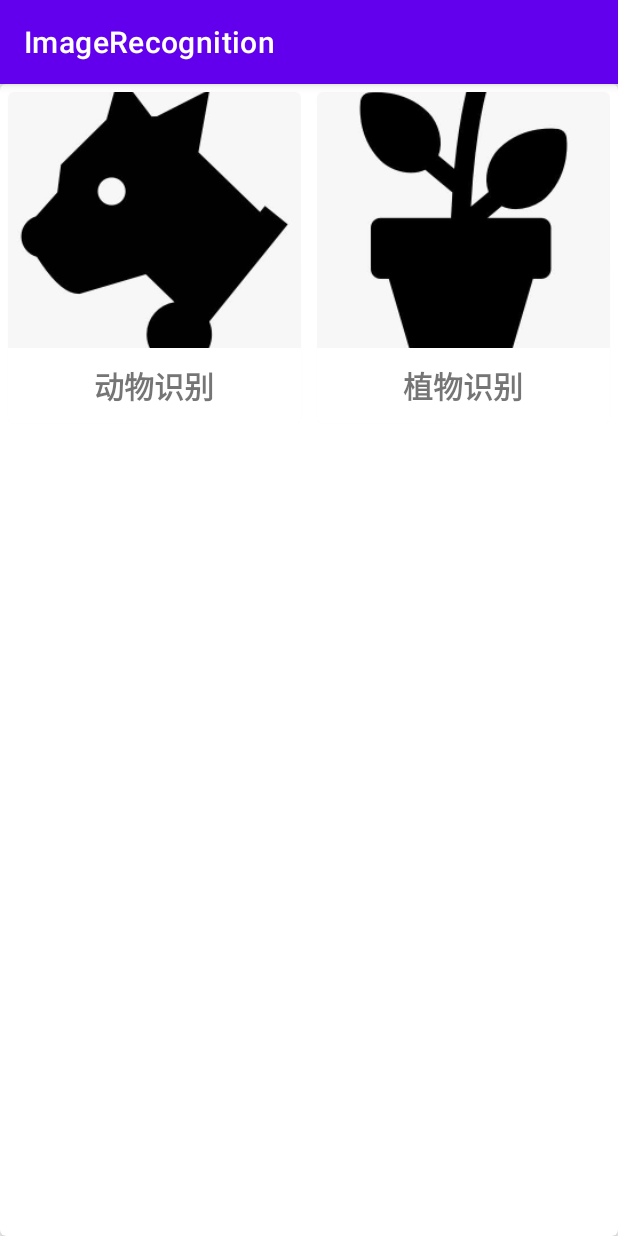
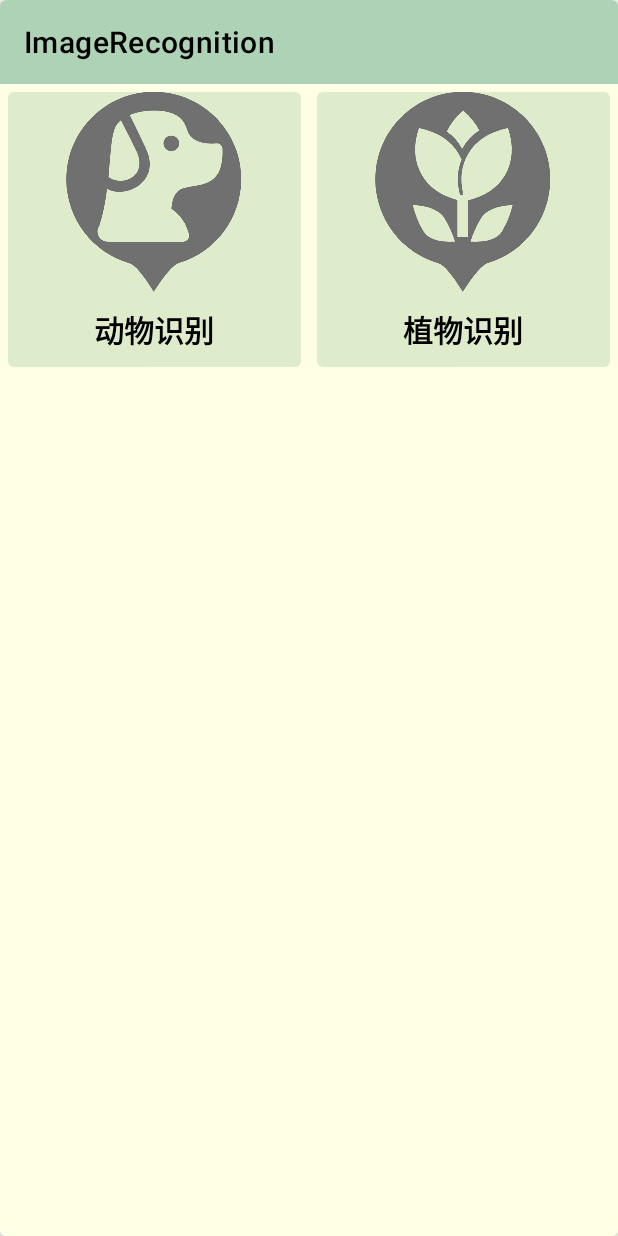
Before and after one commit to Cro-vo/ImageRecognition, an Android app: the screen it shows after launch (MainActivity), on a phone screen of 412 x 824 dp. Run offline under Robolectric (Android 15) with nearby library versions, the phone set to English and light mode, and no system bars.

Commit message:
theme color

```diff
--- a/app/src/main/AndroidManifest.xml
+++ b/app/src/main/AndroidManifest.xml
@@ -41,6 +41,7 @@
 
         <activity
             android:name=".ui.detail.DetailActivity"
+            android:theme="@style/DetailActivity"
             android:exported="false" />
         <activity
             android:name=".ui.choice.ChoiceActivity"
--- a/app/src/main/java/com/example/imagerecognition/ui/mainPage/MainActivity.kt
+++ b/app/src/main/java/com/example/imagerecognition/ui/mainPage/MainActivity.kt
@@ -24,6 +24,7 @@ class MainActivity : AppCompatActivity() {
         super.onCreate(savedInstanceState)
         binding = ActivityMainBinding.inflate(layoutInflater)
         setContentView(binding.root)
+        setSupportActionBar(binding.toolbar)
 
 
         val layoutManager = GridLayoutManager(this, 2)
--- a/app/src/main/java/com/example/imagerecognition/ui/mainPage/MainPageViewModel.kt
+++ b/app/src/main/java/com/example/imagerecognition/ui/mainPage/MainPageViewModel.kt
@@ -7,8 +7,8 @@ import com.example.imagerecognition.logic.model.FunctionObject
 class MainPageViewModel: ViewModel() {
 
     val functionList = listOf(
-        FunctionObject("动物识别", R.mipmap.animal_icon),
-        FunctionObject("植物识别", R.mipmap.plant_icon)
+        FunctionObject("动物识别", R.mipmap.anim_icon),
+        FunctionObject("植物识别", R.mipmap.plt_icon)
     )
 
 
--- a/app/src/main/res/layout/activity_main.xml
+++ b/app/src/main/res/layout/activity_main.xml
@@ -5,12 +5,32 @@
     android:layout_width="match_parent"
     android:layout_height="wrap_content"
     app:cardCornerRadius="4dp"
-    app:cardElevation="5dp" >
+    app:cardElevation="5dp"
+    android:orientation="vertical">
 
-    <androidx.recyclerview.widget.RecyclerView
-        android:id="@+id/recyclerView"
+    <LinearLayout
         android:layout_width="match_parent"
-        android:layout_height="wrap_content" />
+        android:layout_height="match_parent"
+        android:orientation="vertical"
+        android:background="@color/bgcolor"
+        android:layout_gravity="center">
+
+        <androidx.appcompat.widget.Toolbar
+            android:id="@+id/toolbar"
+            android:layout_width="match_parent"
+            android:layout_height="?attr/actionBarSize"
+            android:background="@color/middle"
+            android:gravity="center_horizontal"
+            app:titleTextColor="@color/black"
+            app:layout_collapseMode="pin" />
+
+        <androidx.recyclerview.widget.RecyclerView
+            android:id="@+id/recyclerView"
+            android:layout_width="match_parent"
+            android:layout_height="wrap_content"
+            android:background="@color/bgcolor"/>
+
+    </LinearLayout>
 
 
 
--- a/app/src/main/res/layout/animal_item.xml
+++ b/app/src/main/res/layout/animal_item.xml
@@ -10,7 +10,8 @@
     <LinearLayout
         android:orientation="horizontal"
         android:layout_width="match_parent"
-        android:layout_height="wrap_content">
+        android:layout_height="wrap_content"
+        android:background="@color/shallow">
 
         <LinearLayout
             android:layout_width="wrap_content"
--- a/app/src/main/res/layout/function_item.xml
+++ b/app/src/main/res/layout/function_item.xml
@@ -4,24 +4,29 @@
     android:layout_width="match_parent"
     android:layout_height="wrap_content"
     android:layout_margin="5dp"
-    app:cardCornerRadius="4dp">
+    app:cardCornerRadius="4dp"
+    android:background="@color/shallow">
 
     <LinearLayout
         android:orientation="vertical"
         android:layout_width="match_parent"
-        android:layout_height="wrap_content">
+        android:layout_height="match_parent"
+        android:layout_gravity="center"
+        android:gravity="center"
+        android:background="@color/shallow" >
 
         <ImageView
             android:id="@+id/funcImg"
-            android:layout_width="match_parent"
-            android:layout_height="match_parent"
+            android:layout_width="wrap_content"
+            android:layout_height="wrap_content"
+            android:layout_gravity="center"
             android:scaleType="centerCrop" />
 
         <TextView
             android:id="@+id/funcName"
             android:layout_width="wrap_content"
             android:layout_height="wrap_content"
-            android:layout_gravity="center_horizontal"
+            android:layout_gravity="center"
             android:layout_margin="10dp"
             android:textStyle="bold"
             android:textSize="20sp" />
--- a/app/src/main/res/values-night/themes.xml
+++ b/app/src/main/res/values-night/themes.xml
@@ -2,8 +2,8 @@
     <!-- Base application theme. -->
     <style name="Theme.ImageRecognition" parent="Theme.MaterialComponents.DayNight.DarkActionBar">
         <!-- Primary brand color. -->
-        <item name="colorPrimary">@color/purple_200</item>
-        <item name="colorPrimaryVariant">@color/purple_700</item>
+        <item name="colorPrimary">@color/shallow</item>
+        <item name="colorPrimaryVariant">@color/deep</item>
         <item name="colorOnPrimary">@color/black</item>
         <!-- Secondary brand color. -->
         <item name="colorSecondary">@color/teal_200</item>
--- a/app/src/main/res/values/colors.xml
+++ b/app/src/main/res/values/colors.xml
@@ -7,4 +7,8 @@
     <color name="teal_700">#FF018786</color>
     <color name="black">#FF000000</color>
     <color name="white">#FFFFFFFF</color>
+    <color name="deep">#39897a</color>
+    <color name="middle">#aed2b6</color>
+    <color name="shallow">#deeccb</color>
+    <color name="bgcolor">#ffffe6</color>
 </resources>
--- a/app/src/main/res/values/themes.xml
+++ b/app/src/main/res/values/themes.xml
@@ -1,10 +1,10 @@
 <resources xmlns:tools="http://schemas.android.com/tools">
     <!-- Base application theme. -->
-    <style name="Theme.ImageRecognition" parent="Theme.MaterialComponents.DayNight.DarkActionBar">
+    <style name="Theme.ImageRecognition" parent="Theme.MaterialComponents.DayNight.NoActionBar">
         <!-- Primary brand color. -->
-        <item name="colorPrimary">@color/purple_500</item>
-        <item name="colorPrimaryVariant">@color/purple_700</item>
-        <item name="colorOnPrimary">@color/white</item>
+        <item name="colorPrimary">@color/shallow</item>
+        <item name="colorPrimaryVariant">@color/deep</item>
+        <item name="colorOnPrimary">@color/black</item>
         <!-- Secondary brand color. -->
         <item name="colorSecondary">@color/teal_200</item>
         <item name="colorSecondaryVariant">@color/teal_700</item>
@@ -12,5 +12,14 @@
         <!-- Status bar color. -->
         <item name="android:statusBarColor" tools:targetApi="l">?attr/colorPrimaryVariant</item>
         <!-- Customize your theme here. -->
+        <item name="android:colorAccent">@color/white</item>
+        <item name="colorPrimaryDark">@color/deep</item>
+        <item name="android:textColorPrimary">@color/black</item>
+        <item name="android:textColor">@color/black</item>
     </style>
+
+    <style name="DetailActivity" parent="Theme.ImageRecognition">
+        <item name="android:statusBarColor">@android:color/transparent</item>
+    </style>
+
 </resources>
```
Also changed, not shown: app/src/main/java/com/example/imagerecognition/ui/animal_plant/AnimalActivity.kt (+13 -0 lines), app/src/main/java/com/example/imagerecognition/ui/choice/ChoiceActivity.kt (+11 -0 lines), app/src/main/java/com/example/imagerecognition/ui/detail/DetailActivity.kt (+16 -1 lines), app/src/main/res/layout/activity_animal.xml (+12 -1 lines), app/src/main/res/layout/activity_choice.xml (+12 -1 lines), app/src/main/res/layout/activity_detail.xml (+67 -20 lines), app/src/main/res/drawable/download_icon.png (added), app/src/main/res/mipmap-xxhdpi/anim_icon.png (added), app/src/main/res/mipmap-xxhdpi/plt_icon.png (added).
